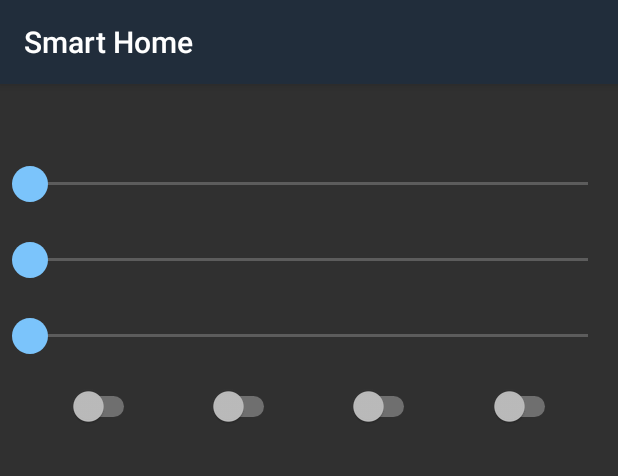
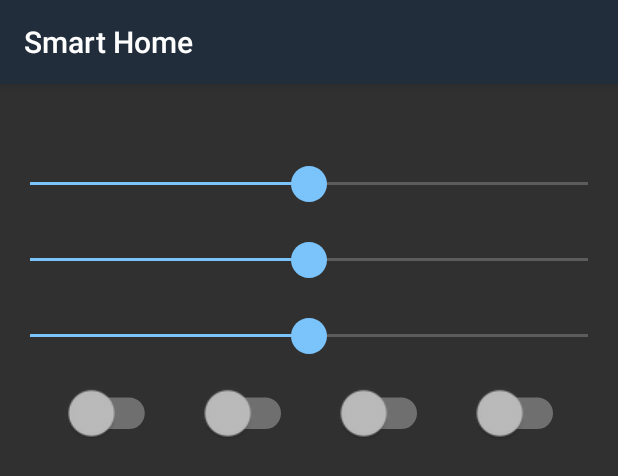
Before and after one commit to Tsar/smart_home, an Android app: the layout item_device.xml on its own in the app's theme, with its tools: preview values and no code run, on a phone screen of 412 x 824 dp. Shown: the top 476 px of the screen. Run offline under Robolectric (Android 15) with nearby library versions, the phone set to English and light mode, and no system bars; network calls fail.

Commit message:
App: New APK. Switchs made larger using scale, but this gives a problem of interacting with them: touch works at other place, than the switch is drawn

```diff
--- a/App/app/src/main/java/ru/tsar_ioann/smarthome/DeviceInfo.java
+++ b/App/app/src/main/java/ru/tsar_ioann/smarthome/DeviceInfo.java
@@ -7,6 +7,7 @@ import org.json.JSONObject;
 
 import java.io.IOException;
 import java.net.HttpURLConnection;
+import java.util.Arrays;
 import java.util.Iterator;
 
 public class DeviceInfo {
@@ -82,6 +83,7 @@ public class DeviceInfo {
     private DeviceInfo(String macAddress, String name) {
         this.macAddress = macAddress;
         this.name = name;
+        Arrays.fill(this.dimmerValues, 500);
     }
 
     public DeviceInfo(String macAddress, String name, String ipAddress, Listener listener) {
@@ -89,6 +91,7 @@ public class DeviceInfo {
         this.name = name;
         this.ipAddress = ipAddress;
         this.listener = listener;
+        Arrays.fill(this.dimmerValues, 500);
     }
 
     public String getMacAddress() {
--- a/App/app/src/main/res/layout/item_device.xml
+++ b/App/app/src/main/res/layout/item_device.xml
@@ -14,7 +14,8 @@
             android:layout_width="0dp"
             android:layout_height="wrap_content"
             android:layout_weight="1"
-            android:text="" />
+            android:layout_gravity="center_vertical"
+            android:textSize="24sp" />
 
         <LinearLayout
             android:layout_width="0dp"
@@ -26,7 +27,6 @@
                 android:id="@+id/txtDeviceMac"
                 android:layout_width="match_parent"
                 android:layout_height="wrap_content"
-                android:text=""
                 android:textAlignment="textEnd"
                 android:textSize="14sp" />
 
@@ -34,7 +34,6 @@
                 android:id="@+id/txtDeviceIp"
                 android:layout_width="match_parent"
                 android:layout_height="wrap_content"
-                android:text=""
                 android:textAlignment="textEnd"
                 android:textSize="14sp" />
 
@@ -44,7 +43,6 @@
 
     <SeekBar
         android:id="@+id/dim0"
-        android:max="1000"
         android:layout_width="match_parent"
         android:layout_height="wrap_content"
         android:layout_marginTop="10dp"
@@ -52,7 +50,6 @@
 
     <SeekBar
         android:id="@+id/dim1"
-        android:max="1000"
         android:layout_width="match_parent"
         android:layout_height="wrap_content"
         android:layout_marginTop="7dp"
@@ -60,7 +57,6 @@
 
     <SeekBar
         android:id="@+id/dim2"
-        android:max="1000"
         android:layout_width="match_parent"
         android:layout_height="wrap_content"
         android:layout_marginTop="7dp"
@@ -98,7 +94,7 @@
         <View
             android:layout_width="0dp"
             android:layout_height="wrap_content"
-            android:layout_weight="0.4" />
+            android:layout_weight="0.55" />
 
     </LinearLayout>
 
--- a/App/app/src/main/res/values/styles.xml
+++ b/App/app/src/main/res/values/styles.xml
@@ -7,6 +7,7 @@
         <item name="android:buttonStyle">@style/ButtonStyle</item>
         <item name="android:textViewStyle">@style/TextViewStyle</item>
         <item name="android:seekBarStyle">@style/SeekBarStyle</item>
+        <item name="android:switchStyle">@style/SwitchStyle</item>
     </style>
     <style name="ButtonStyle" parent="android:style/Widget.Material.Button">
         <item name="android:textColor">@color/button_text</item>
@@ -21,5 +22,13 @@
         <item name="android:thumb">@drawable/seekbar_thumb</item>
         <item name="android:paddingStart">20dip</item>
         <item name="android:paddingEnd">20dip</item>
+        <item name="android:max">1000</item>
+        <item name="android:progress">500</item>
+    </style>
+    <style name="SwitchStyle" parent="android:style/Widget.Material.CompoundButton.Switch">
+        <item name="android:scaleX">1.5</item>
+        <item name="android:scaleY">1.5</item>
+        <item name="android:paddingTop">10dp</item>
+        <item name="android:paddingBottom">16dp</item>
     </style>
 </resources>
```
Also changed, not shown: 2 other files.
